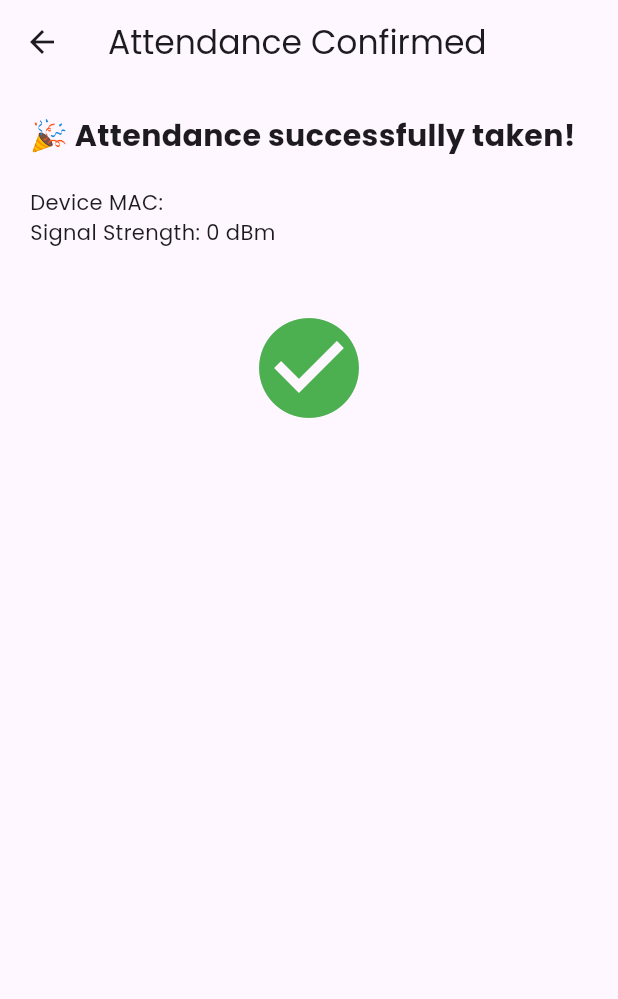
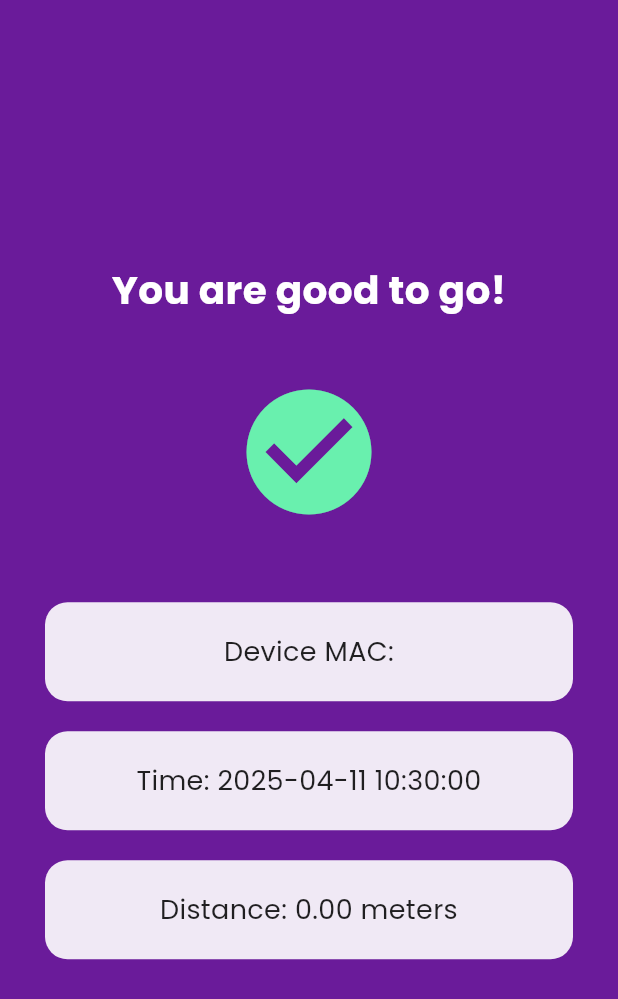
Before and after one commit to CasuallyC0ding/attendance_app, a Flutter app: the AttendanceSuccessPage screen opened directly with empty values, on a phone screen of 412 x 824 dp. Shown: the top 999 px of the screen. Run offline on Flutter 3.47's test engine with Material 3 defaults, Android fonts, the phone set to English and light mode, and no system bars; our stand-ins replace flutter_blue_plus, google_fonts, permission_handler.

Commit message:
made the UI for the BLE functionality

```diff
--- a/lib/take_attendance_page.dart
+++ b/lib/take_attendance_page.dart
@@ -1,39 +1,70 @@
 import 'package:flutter/material.dart';
 import 'package:google_fonts/google_fonts.dart';
+import 'package:intl/intl.dart';
 
 class AttendanceSuccessPage extends StatelessWidget {
-  final String macAddress;
-  final int rssi;
+  final String mac;
+  final double distance;
+  final DateTime timestamp;
 
   const AttendanceSuccessPage({
     super.key,
-    required this.macAddress,
-    required this.rssi,
+    required this.mac,
+    required this.distance,
+    required this.timestamp,
   });
 
   @override
   Widget build(BuildContext context) {
+    final formattedTime = DateFormat('yyyy-MM-dd HH:mm:ss').format(timestamp);
+
     return Scaffold(
-      appBar: AppBar(title: const Text('Attendance Confirmed')),
-      body: Padding(
-        padding: const EdgeInsets.all(20),
-        child: Column(
-          crossAxisAlignment: CrossAxisAlignment.start,
-          children: [
-            Text(
-              '🎉 Attendance successfully taken!',
-              style: GoogleFonts.poppins(fontSize: 20, fontWeight: FontWeight.bold),
+      backgroundColor: const Color(0xFF6A1B9A),
+      body: SafeArea(
+        child: Center(
+          child: Padding(
+            padding: const EdgeInsets.all(30),
+            child: Column(
+              mainAxisAlignment: MainAxisAlignment.center,
+              children: [
+                Text(
+                  'You are good to go!',
+                  style: GoogleFonts.poppins(
+                    fontSize: 26,
+                    fontWeight: FontWeight.bold,
+                    color: Colors.white,
+                  ),
+                  textAlign: TextAlign.center,
+                ),
+                const SizedBox(height: 40),
+                const Icon(Icons.check_circle,
+                    size: 100, color: Colors.greenAccent),
+                const SizedBox(height: 40),
+                _infoCard('Device MAC', mac),
+                _infoCard('Time', formattedTime),
+                _infoCard('Distance', '${distance.toStringAsFixed(2)} meters'),
+              ],
             ),
-            const SizedBox(height: 20),
-            Text('Device MAC: $macAddress', style: GoogleFonts.poppins()),
-            Text('Signal Strength: $rssi dBm', style: GoogleFonts.poppins()),
-            const SizedBox(height: 40),
-            Center(
-              child: Icon(Icons.check_circle, color: Colors.green, size: 80),
-            ),
-          ],
+          ),
         ),
       ),
     );
   }
+
+  Widget _infoCard(String title, String value) {
+    return Container(
+      width: double.infinity,
+      margin: const EdgeInsets.symmetric(vertical: 10),
+      padding: const EdgeInsets.all(20),
+      decoration: BoxDecoration(
+        color: Colors.white.withOpacity(0.9),
+        borderRadius: BorderRadius.circular(15),
+      ),
+      child: Text(
+        '$title: $value',
+        style: GoogleFonts.poppins(fontSize: 18, color: Colors.black87),
+        textAlign: TextAlign.center,
+      ),
+    );
+  }
 }
```
Also changed, not shown: lib/attendance_page.dart (+104 -94 lines).
